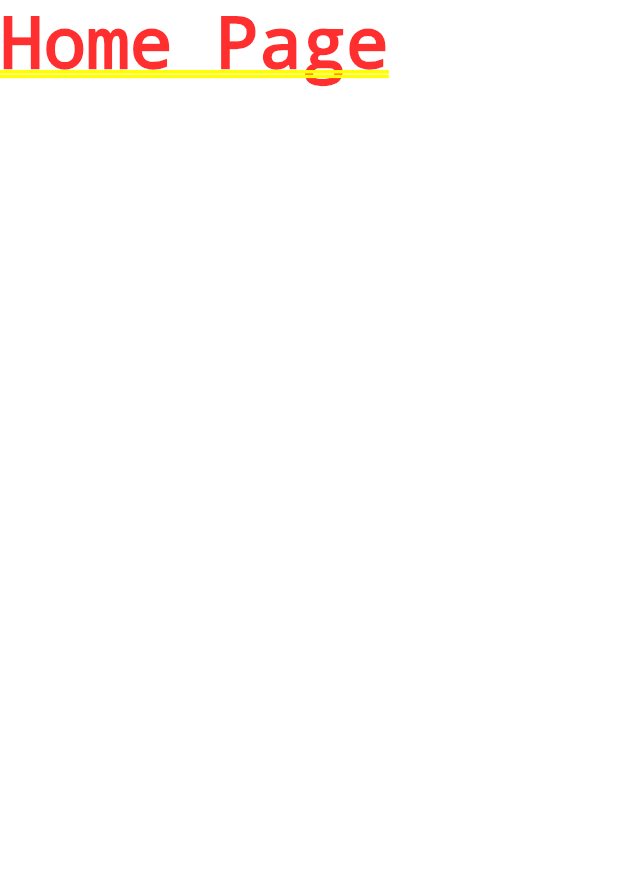
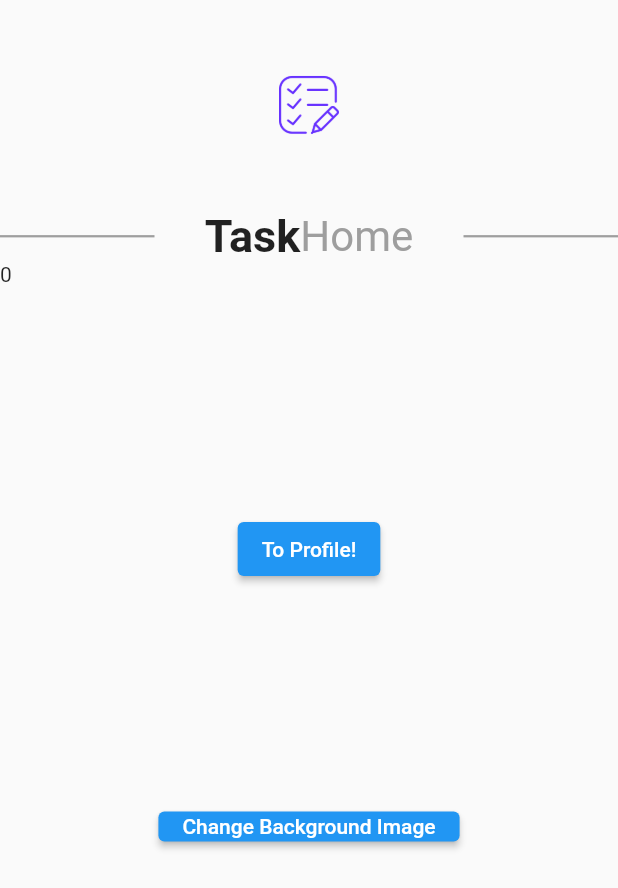
Before and after one commit to kfiree/Alfred, a Flutter app: the screen it shows after launch, on a phone screen of 412 x 824 dp. Shown: the top 888 px of the screen. Run offline on Flutter 3.47's test engine with Material 2 defaults, Android fonts, the phone set to English and light mode, and no system bars; our stand-ins replace image_picker.

Commit message:
home page

```diff
--- a/lib/main.dart
+++ b/lib/main.dart
@@ -1,6 +1,8 @@
 import 'package:flutter/material.dart';
 
-import 'screens/home_screen.dart';
+import 'screens/profile/profile_screen.dart';
+import 'screens/home/home_screen.dart';
+
 
 void main() {
   runApp(const Main());
@@ -16,8 +18,19 @@ class Main extends StatelessWidget {
           initialRoute: HomeScreen.idScreen,
           routes: {
             HomeScreen.idScreen: (context) => const HomeScreen(),
+            ProfileScreen.idScreen: (context) => const ProfileScreen(),
           },
           debugShowCheckedModeBanner: false,
     );
   }
 }
+//sdk.dir=C:\\Users\\kfire\\AppData\\Local\\Android\\sdk
+// flutter.sdk=C:\\Users\\kfire\\Development\\sdks\\flutter
+//
+// flutter.buildMode=debug
+//
+// flutter.versionCode=1
+// flutter.versionName=1.0.0
+// flutter.minSdkVersion = 19
+// flutter.targetSdkVersion = 33
+// flutter.compileSdkVersion = 33
--- /dev/null
+++ b/lib/screens/home/components/header.dart
@@ -0,0 +1,23 @@
+import 'package:flutter/material.dart';
+
+import 'title.dart';
+
+
+List<Widget> header(BuildContext context, String title) {
+  return [
+    Padding(
+      padding: const EdgeInsets.only(top: 50.0, left: 20.0, right: 20.0),
+      child: Row(
+        mainAxisAlignment: MainAxisAlignment.center,
+        children: const [
+          Image(
+              width: 40.0,
+              height: 40.0,
+              fit: BoxFit.cover,
+              image: AssetImage('assets/list.png')),
+        ],
+      ),
+    ),
+    TaskTitle(title: title),
+  ];
+}
--- /dev/null
+++ b/lib/screens/home/components/title.dart
@@ -0,0 +1,53 @@
+import 'package:flutter/material.dart';
+
+class TaskTitle extends StatelessWidget {
+  final String title;
+
+  const TaskTitle({
+    Key? key,
+    required this.title,
+  }) : super(key: key);
+
+  @override
+  Widget build(BuildContext context) {
+    return Padding(
+      padding: const EdgeInsets.only(top: 50.0),
+      child: Row(
+        mainAxisAlignment: MainAxisAlignment.spaceBetween,
+        crossAxisAlignment: CrossAxisAlignment.center,
+        children: <Widget>[
+          _line(),
+          Expanded(
+            flex: 2,
+            child: Row(
+              mainAxisAlignment: MainAxisAlignment.center,
+              children:  <Widget>[
+                const Text(
+                  'Task',
+                  style: TextStyle(
+                      fontSize: 30.0, fontWeight: FontWeight.bold),
+                ),
+                Text(
+                  title,
+                  style:
+                  const TextStyle(fontSize: 28.0, color: Colors.grey),
+                )
+              ],
+            ),
+          ),
+          _line(),
+        ],
+      ),
+    );
+  }
+
+  Expanded _line(){
+    return Expanded(
+      flex: 1,
+      child: Container(
+        color: Colors.grey,
+        height: 1.5,
+      ),
+    );
+  }
+}
--- /dev/null
+++ b/lib/screens/home/home_screen.dart
@@ -0,0 +1,75 @@
+import 'dart:io';
+
+import 'package:flutter/material.dart';
+import 'package:image_picker/image_picker.dart';
+
+import '../profile/profile_screen.dart';
+import 'components/header.dart';
+
+class HomeScreen extends StatefulWidget {
+  const HomeScreen({Key? key}) : super(key: key);
+
+  static const String idScreen = "home";
+
+  @override
+  State<HomeScreen> createState() => _HomeScreenState();
+}
+
+class _HomeScreenState extends State<HomeScreen> {
+  File? _pickedImage;
+  final ImagePicker _imagePicker = ImagePicker();
+  int ind = 0;
+  void _pickImage() async {
+    final pickedImageFile = await _imagePicker.pickImage(source: ImageSource.camera);
+    setState(() {
+      _pickedImage = File(pickedImageFile!.path);
+      ind++;
+    });
+  }
+
+  @override
+  Widget build(BuildContext context) {
+    return Scaffold(
+      body: Stack(
+        children: [
+          if(_pickedImage != null)
+            Container(
+            height: MediaQuery.of(context).size.height,
+            width: MediaQuery.of(context).size.width,
+            decoration: BoxDecoration(
+              image:  DecorationImage(image: FileImage(_pickedImage!)),
+            ),
+          ),
+          _body(context),
+        ],
+      )
+    );
+  }
+
+  _body(context) {
+    return ListView(
+      children: <Widget>[
+        ...header(context, "Home"),
+        Text("$ind"),
+        Container(
+          height: 350,
+          alignment: Alignment.center,
+          child: ElevatedButton(
+            onPressed: () {
+              Navigator.pushNamed(context, ProfileScreen.idScreen);
+            },
+            child: const Text("To Profile!"),
+          ),
+        ),
+        Container(
+          height: 20,
+          alignment: Alignment.center,
+          child: ElevatedButton(
+            onPressed: _pickImage,
+            child: const Text("Change Background Image"),
+          ),
+        ),
+      ],
+    );
+  }
+}
--- a/lib/screens/home_screen.dart
+++ /dev/null
@@ -1,14 +0,0 @@
-import 'package:flutter/material.dart';
-
-
-class HomeScreen extends StatelessWidget {
-  const HomeScreen({Key? key}) : super(key: key);
-
-  static const String idScreen = "home_screen";
-
-  @override
-  Widget build(BuildContext context) {
-    return const Text("Home Page");
-  }
-
-}
--- /dev/null
+++ b/lib/screens/profile/profile_screen.dart
@@ -0,0 +1,19 @@
+import 'package:flutter/material.dart';
+
+class ProfileScreen extends StatefulWidget {
+  const ProfileScreen({Key? key}) : super(key: key);
+  static const String idScreen = "profile";
+  @override
+  State<ProfileScreen> createState() => _ProfileScreenState();
+}
+
+class _ProfileScreenState extends State<ProfileScreen> {
+
+  @override
+  Widget build(BuildContext context) {
+    return Scaffold(
+      body: Center(
+          ),
+    );
+  }
+}
--- a/pubspec.yaml
+++ b/pubspec.yaml
@@ -37,6 +37,8 @@ dependencies:
   # Use with the CupertinoIcons class for iOS style icons.
   cupertino_icons: ^1.0.2
   provider: ^6.0.4
+  image_picker: ^0.8.6
+  firebase_messaging: ^14.1.4
 
 dev_dependencies:
   flutter_test:
@@ -61,8 +63,8 @@ flutter:
   uses-material-design: true
 
   # To add assets to your application, add an assets section, like this:
-  # assets:
-  #   - images/a_dot_burr.jpeg
+  assets:
+   - assets/
   #   - images/a_dot_ham.jpeg
 
   # An image asset can refer to one or more resolution-specific "variants", see
```
Also changed, not shown: pubspec.lock, 1 other file.
